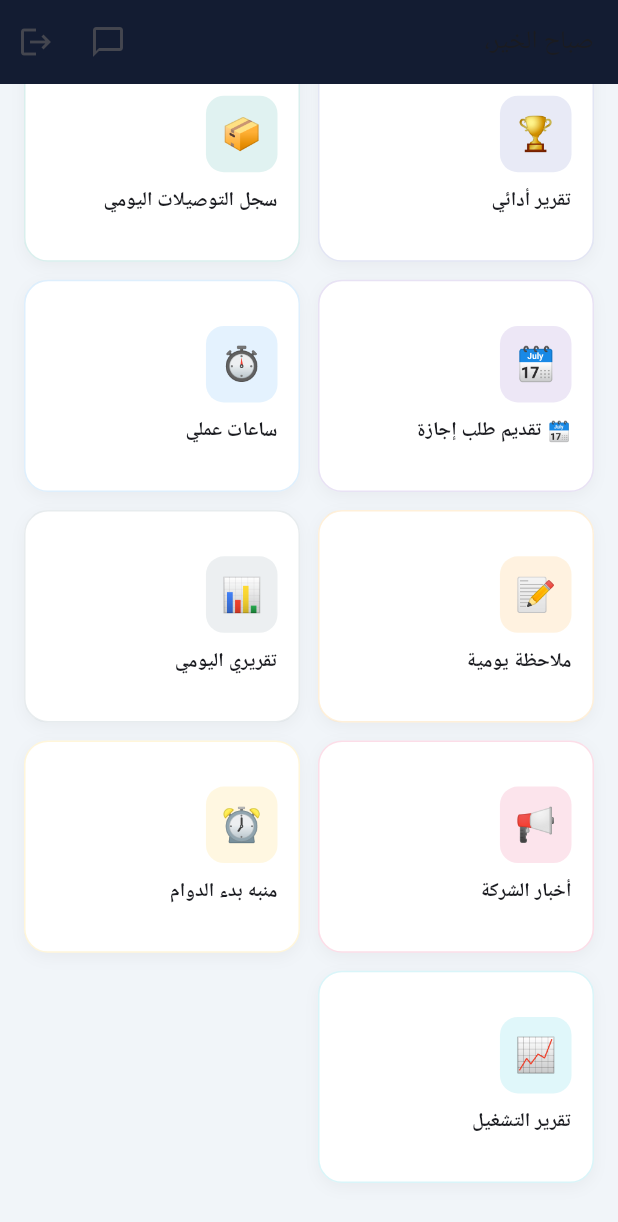
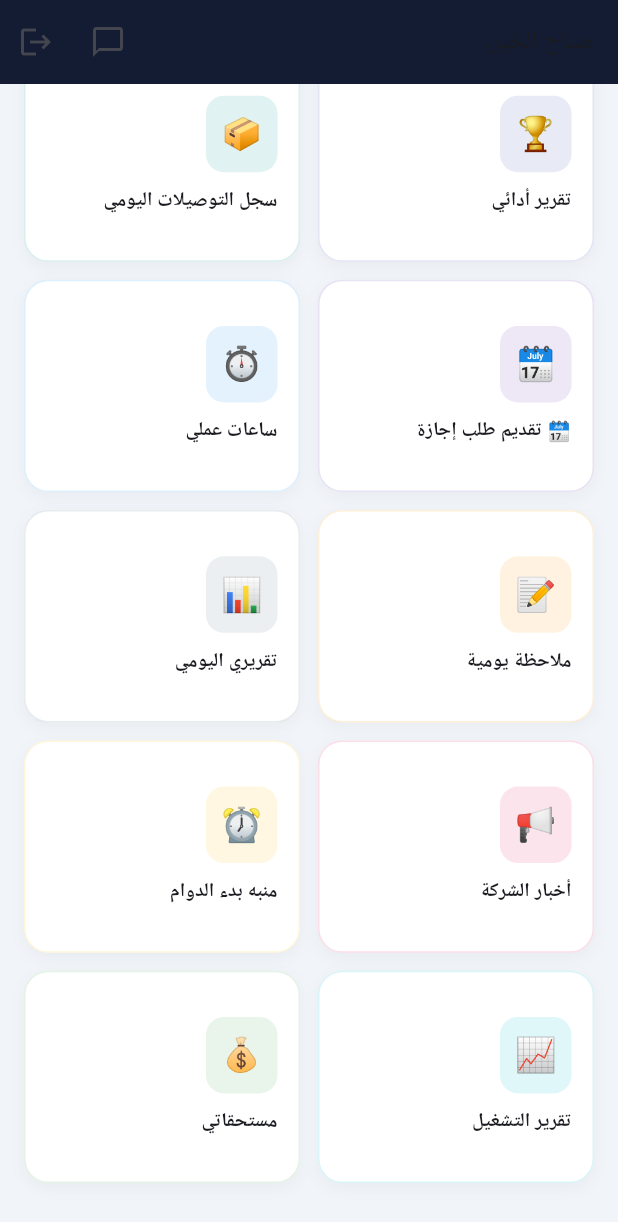
Before and after one commit to kahlediiiuu/nahj-delivery, a Flutter app: the HomeScreen screen opened directly, scrolled down 210 dp, on a phone screen of 412 x 824 dp. Shown: the top 1222 px of the screen. Run offline on Flutter 3.47's test engine with Material 3 defaults, Android fonts, the phone set to English and light mode, and no system bars; our stand-ins replace battery_plus, connectivity_plus, firebase_core, firebase_messaging, flutter_local_notifications, geolocator and 4 more; missing offline and left inert: flutter_background_service; accounts and stored records are empty; network calls fail.

Commit message:
Update home_screen.dart

```diff
--- a/mobile-app/lib/screens/home_screen.dart
+++ b/mobile-app/lib/screens/home_screen.dart
@@ -18,6 +18,7 @@ import 'daily_notes_screen.dart';
 import 'announcements_screen.dart';
 import 'alarm_screen.dart';
 import 'operations_report_screen.dart';
+import 'payroll_screen.dart';
 
 class HomeScreen extends StatefulWidget {
   const HomeScreen({super.key});
@@ -470,6 +471,7 @@ class _HomeScreenState extends State<HomeScreen> {
                 _featureCard('📢', 'أخبار الشركة', Colors.pink, () => Navigator.of(context).push(MaterialPageRoute(builder: (_) => const AnnouncementsScreen()))),
                 _featureCard('⏰', 'منبه بدء الدوام', Colors.amber, () => Navigator.of(context).push(MaterialPageRoute(builder: (_) => const AlarmScreen()))),
                 _featureCard('📈', 'تقرير التشغيل', Colors.cyan, () => Navigator.of(context).push(MaterialPageRoute(builder: (_) => const OperationsReportScreen()))),
+                _featureCard('💰', 'مستحقاتي', Colors.green, () => Navigator.of(context).push(MaterialPageRoute(builder: (_) => const PayrollScreen()))),
               ],
             ),
 
```
